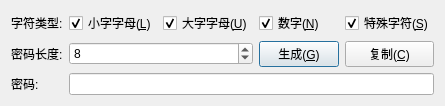
First picture: the form in SafetyNotebook/passwordgeneratedialog.ui, repository jonehepc/SafetyNotebook, before the edit.
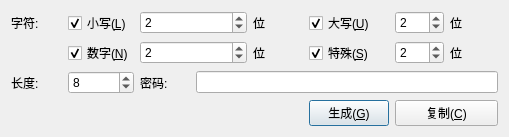
Second picture: the form after the edit.

Commit message: 增加密码生成中各类字符的最小长度设置功能。

```diff
--- a/SafetyNotebook/passwordgeneratedialog.ui
+++ b/SafetyNotebook/passwordgeneratedialog.ui
@@ -6,8 +6,8 @@
    <rect>
     <x>0</x>
     <y>0</y>
-    <width>438</width>
-    <height>89</height>
+    <width>509</width>
+    <height>119</height>
    </rect>
   </property>
   <property name="windowTitle">
@@ -17,31 +17,72 @@
    <item row="0" column="0">
     <widget class="QLabel" name="labelCharTypes">
      <property name="text">
-      <string>字符类型:</string>
+      <string>字符:</string>
      </property>
     </widget>
    </item>
    <item row="0" column="1">
     <widget class="QCheckBox" name="checkBoxLow">
      <property name="text">
-      <string>小字字母(&amp;L)</string>
+      <string>小写(&amp;L)</string>
      </property>
      <property name="checked">
       <bool>true</bool>
      </property>
     </widget>
    </item>
-   <item row="0" column="2">
+   <item row="0" column="2" colspan="2">
+    <widget class="QSpinBox" name="spinBoxUpperSize">
+     <property name="value">
+      <number>2</number>
+     </property>
+    </widget>
+   </item>
+   <item row="0" column="4">
+    <widget class="QLabel" name="labelUpperSize">
+     <property name="text">
+      <string>位</string>
+     </property>
+    </widget>
+   </item>
+   <item row="0" column="5">
     <widget class="QCheckBox" name="checkBoxUpper">
      <property name="text">
-      <string>大字字母(&amp;U)</string>
+      <string>大写(&amp;U)</string>
      </property>
      <property name="checked">
       <bool>true</bool>
      </property>
     </widget>
    </item>
-   <item row="0" column="3">
+   <item row="0" column="6">
+    <widget class="QSpinBox" name="spinBoxLowerSize">
+     <property name="value">
+      <number>2</number>
+     </property>
+    </widget>
+   </item>
+   <item row="0" column="7">
+    <widget class="QLabel" name="labelLowerSize">
+     <property name="text">
+      <string>位</string>
+     </property>
+    </widget>
+   </item>
+   <item row="1" column="0">
+    <spacer name="verticalSpacer">
+     <property name="orientation">
+      <enum>Qt::Vertical</enum>
+     </property>
+     <property name="sizeHint" stdset="0">
+      <size>
+       <width>20</width>
+       <height>17</height>
+      </size>
+     </property>
+    </spacer>
+   </item>
+   <item row="1" column="1">
     <widget class="QCheckBox" name="checkBoxNumber">
      <property name="text">
       <string>数字(&amp;N)</string>
@@ -51,54 +92,95 @@
      </property>
     </widget>
    </item>
-   <item row="0" column="4">
+   <item row="1" column="2" colspan="2">
+    <widget class="QSpinBox" name="spinBoxNumberSize">
+     <property name="value">
+      <number>2</number>
+     </property>
+    </widget>
+   </item>
+   <item row="1" column="4">
+    <widget class="QLabel" name="labelNumberSize">
+     <property name="text">
+      <string>位</string>
+     </property>
+    </widget>
+   </item>
+   <item row="1" column="5">
     <widget class="QCheckBox" name="checkBoxSpecial">
      <property name="text">
-      <string>特殊字符(&amp;S)</string>
+      <string>特殊(&amp;S)</string>
      </property>
      <property name="checked">
       <bool>true</bool>
      </property>
     </widget>
    </item>
-   <item row="1" column="0">
+   <item row="1" column="6">
+    <widget class="QSpinBox" name="spinBoxSpecialSize">
+     <property name="value">
+      <number>2</number>
+     </property>
+    </widget>
+   </item>
+   <item row="1" column="7">
+    <widget class="QLabel" name="labelSpecialSize">
+     <property name="text">
+      <string>位</string>
+     </property>
+    </widget>
+   </item>
+   <item row="2" column="0">
     <widget class="QLabel" name="labelPasswordLen">
      <property name="text">
-      <string>密码长度:</string>
+      <string>长度:</string>
      </property>
     </widget>
    </item>
-   <item row="1" column="1" colspan="2">
+   <item row="2" column="1">
     <widget class="QSpinBox" name="spinBoxPassLen">
      <property name="value">
       <number>8</number>
      </property>
     </widget>
    </item>
-   <item row="1" column="3">
+   <item row="2" column="2">
+    <widget class="QLabel" name="labelPasswd">
+     <property name="text">
+      <string>密码:</string>
+     </property>
+    </widget>
+   </item>
+   <item row="2" column="3" colspan="5">
+    <widget class="QLineEdit" name="lineEditPasswd"/>
+   </item>
+   <item row="3" column="0" colspan="5">
+    <spacer name="horizontalSpacer">
+     <property name="orientation">
+      <enum>Qt::Horizontal</enum>
+     </property>
+     <property name="sizeHint" stdset="0">
+      <size>
+       <width>292</width>
+       <height>20</height>
+      </size>
+     </property>
+    </spacer>
+   </item>
+   <item row="3" column="5">
     <widget class="QPushButton" name="pushButtonGenerate">
      <property name="text">
       <string>生成(&amp;G)</string>
      </property>
     </widget>
    </item>
-   <item row="1" column="4">
+   <item row="3" column="6" colspan="2">
     <widget class="QPushButton" name="pushButtonCopy">
      <property name="text">
       <string>复制(&amp;C)</string>
      </property>
     </widget>
    </item>
-   <item row="2" column="0">
-    <widget class="QLabel" name="labelPasswd">
-     <property name="text">
-      <string>密码:</string>
-     </property>
-    </widget>
-   </item>
-   <item row="2" column="1" colspan="4">
-    <widget class="QLineEdit" name="lineEditPasswd"/>
-   </item>
   </layout>
  </widget>
  <resources/>
```
The commit also changes 3 other files.
